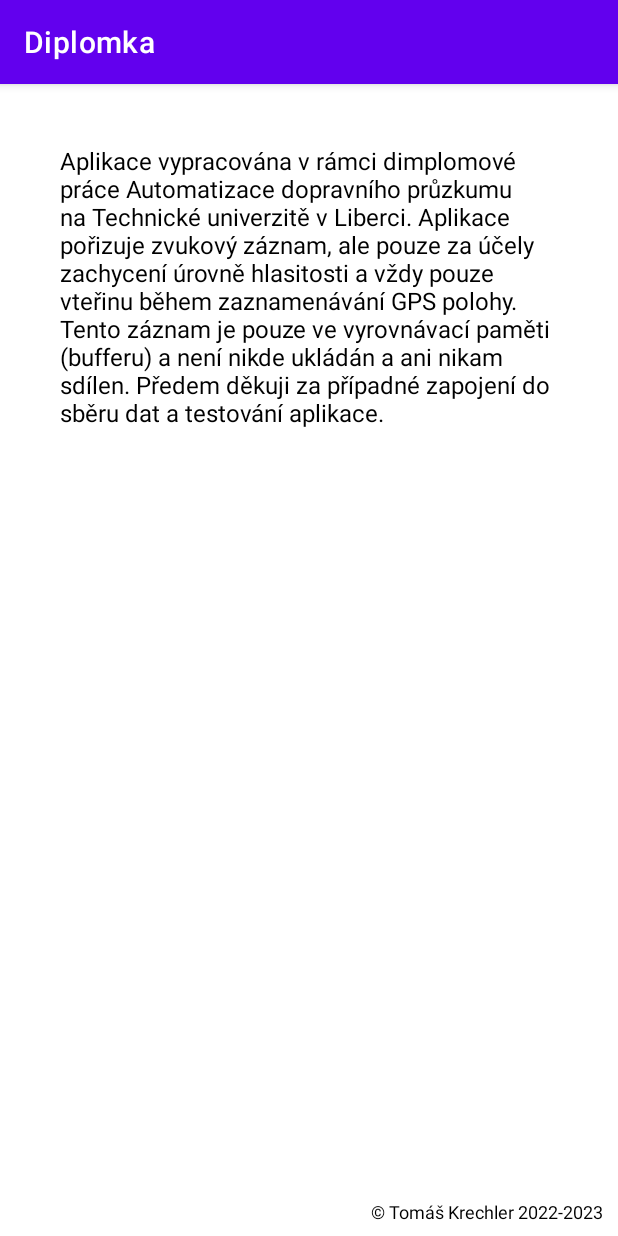
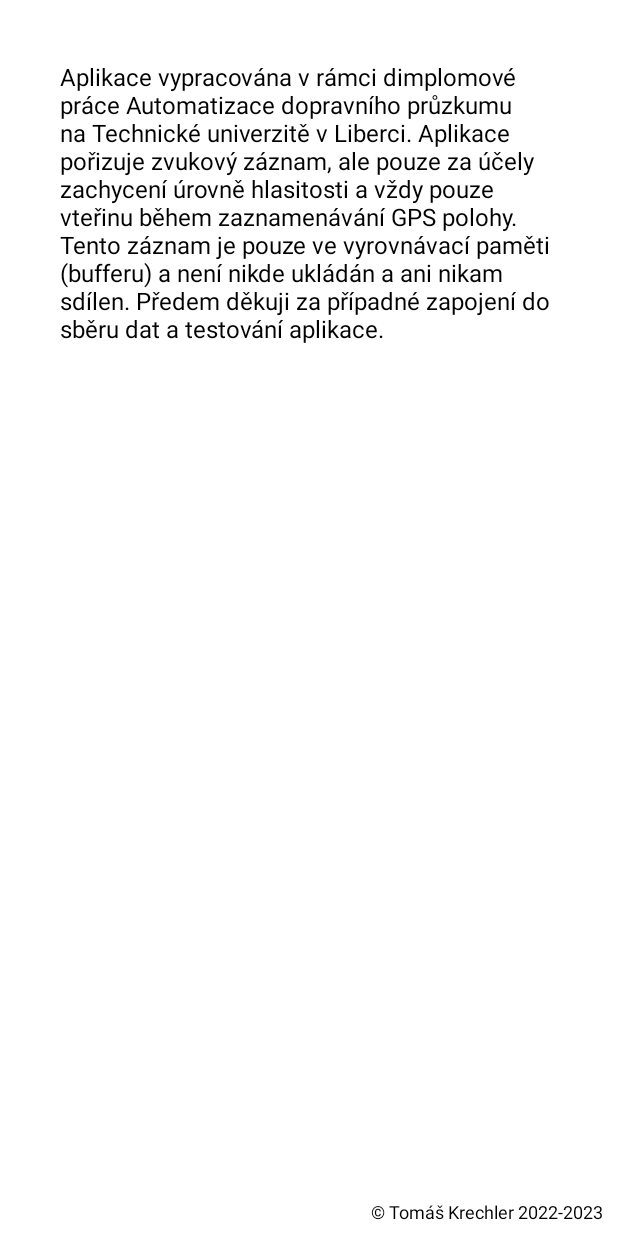
Before and after one commit to TomasKre/Diplomka, an Android app: the InfoActivity screen opened directly, with no data from a screen before it, on a phone screen of 412 x 824 dp. Run offline under Robolectric (Android 15) with nearby library versions, the phone set to English and light mode, and no system bars.

Commit message:
Removed App title bar from activites

```diff
--- a/app/src/main/res/values-night/themes.xml
+++ b/app/src/main/res/values-night/themes.xml
@@ -1,6 +1,6 @@
 <resources xmlns:tools="http://schemas.android.com/tools">
     <!-- Base application theme. -->
-    <style name="Theme.Diplomka" parent="Theme.MaterialComponents.DayNight.DarkActionBar">
+    <style name="Theme.Diplomka" parent="Theme.MaterialComponents.DayNight.NoActionBar">
         <!-- Primary brand color. -->
         <item name="colorPrimary">@color/purple_200</item>
         <item name="colorPrimaryVariant">@color/purple_700</item>
--- a/app/src/main/res/values/themes.xml
+++ b/app/src/main/res/values/themes.xml
@@ -1,6 +1,6 @@
 <resources xmlns:tools="http://schemas.android.com/tools">
     <!-- Base application theme. -->
-    <style name="Theme.Diplomka" parent="Theme.MaterialComponents.DayNight.DarkActionBar">
+    <style name="Theme.Diplomka" parent="Theme.MaterialComponents.DayNight.NoActionBar">
         <!-- Primary brand color. -->
         <item name="colorPrimary">@color/purple_500</item>
         <item name="colorPrimaryVariant">@color/purple_700</item>
```
